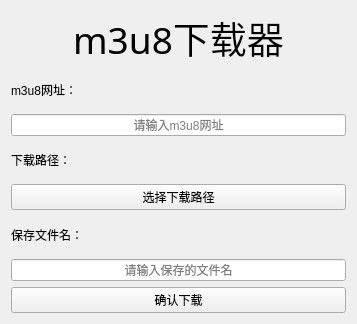
Old version of the form src/gui/m3u8.ui in the repository IceciderEX/HustSoftwareEngineering-P2PDownloader.
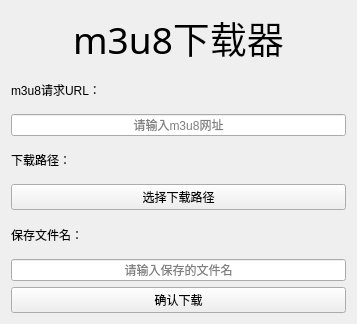
New version of the form. Icons and pictures are not drawn.

Diff of the .ui file:
```diff
--- a/src/gui/m3u8.ui
+++ b/src/gui/m3u8.ui
@@ -68,7 +68,7 @@
    <item row="3" column="0">
     <widget class="QLabel" name="label_2">
      <property name="text">
-      <string>m3u8网址：</string>
+      <string>m3u8请求URL：</string>
      </property>
     </widget>
    </item>
```
